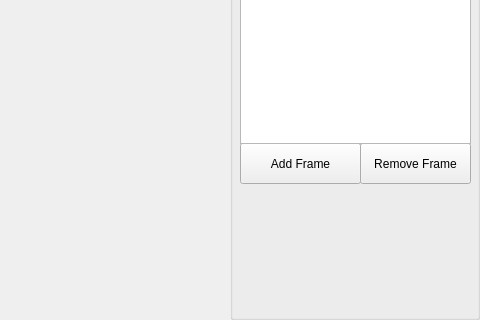
Old version of the form view.ui in the repository Kalean75/Sprite_Editor; both pictures show x 800 to 1280 and y 400 to 720 of the 1280 by 720 pixel window.
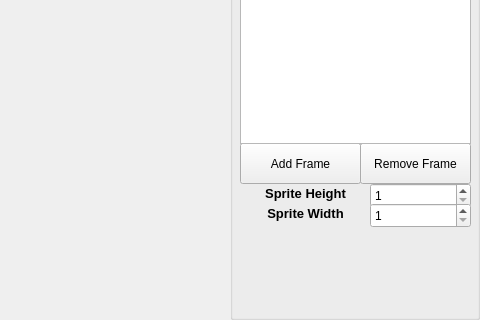
New version of the form. Icons and pictures are not drawn.

Commit message: Can now adjust size of sprite with the new Text Boxes

What changed in the file:
```diff
--- a/view.ui
+++ b/view.ui
@@ -381,6 +381,88 @@
           <string>60</string>
          </property>
         </widget>
+        <widget class="QSpinBox" name="spriteHeight">
+         <property name="geometry">
+          <rect>
+           <x>140</x>
+           <y>490</y>
+           <width>101</width>
+           <height>25</height>
+          </rect>
+         </property>
+         <property name="minimum">
+          <number>1</number>
+         </property>
+         <property name="maximum">
+          <number>10000</number>
+         </property>
+         <property name="singleStep">
+          <number>50</number>
+         </property>
+        </widget>
+        <widget class="QSpinBox" name="spriteWidth">
+         <property name="geometry">
+          <rect>
+           <x>140</x>
+           <y>510</y>
+           <width>101</width>
+           <height>25</height>
+          </rect>
+         </property>
+         <property name="minimum">
+          <number>1</number>
+         </property>
+         <property name="maximum">
+          <number>10000</number>
+         </property>
+         <property name="singleStep">
+          <number>50</number>
+         </property>
+        </widget>
+        <widget class="QLabel" name="label_2">
+         <property name="geometry">
+          <rect>
+           <x>10</x>
+           <y>490</y>
+           <width>131</width>
+           <height>21</height>
+          </rect>
+         </property>
+         <property name="font">
+          <font>
+           <pointsize>10</pointsize>
+           <bold>true</bold>
+          </font>
+         </property>
+         <property name="text">
+          <string>Sprite Height</string>
+         </property>
+         <property name="alignment">
+          <set>Qt::AlignCenter</set>
+         </property>
+        </widget>
+        <widget class="QLabel" name="label_3">
+         <property name="geometry">
+          <rect>
+           <x>10</x>
+           <y>510</y>
+           <width>131</width>
+           <height>21</height>
+          </rect>
+         </property>
+         <property name="font">
+          <font>
+           <pointsize>10</pointsize>
+           <bold>true</bold>
+          </font>
+         </property>
+         <property name="text">
+          <string>Sprite Width</string>
+         </property>
+         <property name="alignment">
+          <set>Qt::AlignCenter</set>
+         </property>
+        </widget>
        </widget>
       </item>
      </layout>
```
The commit also changes 3 other files.
